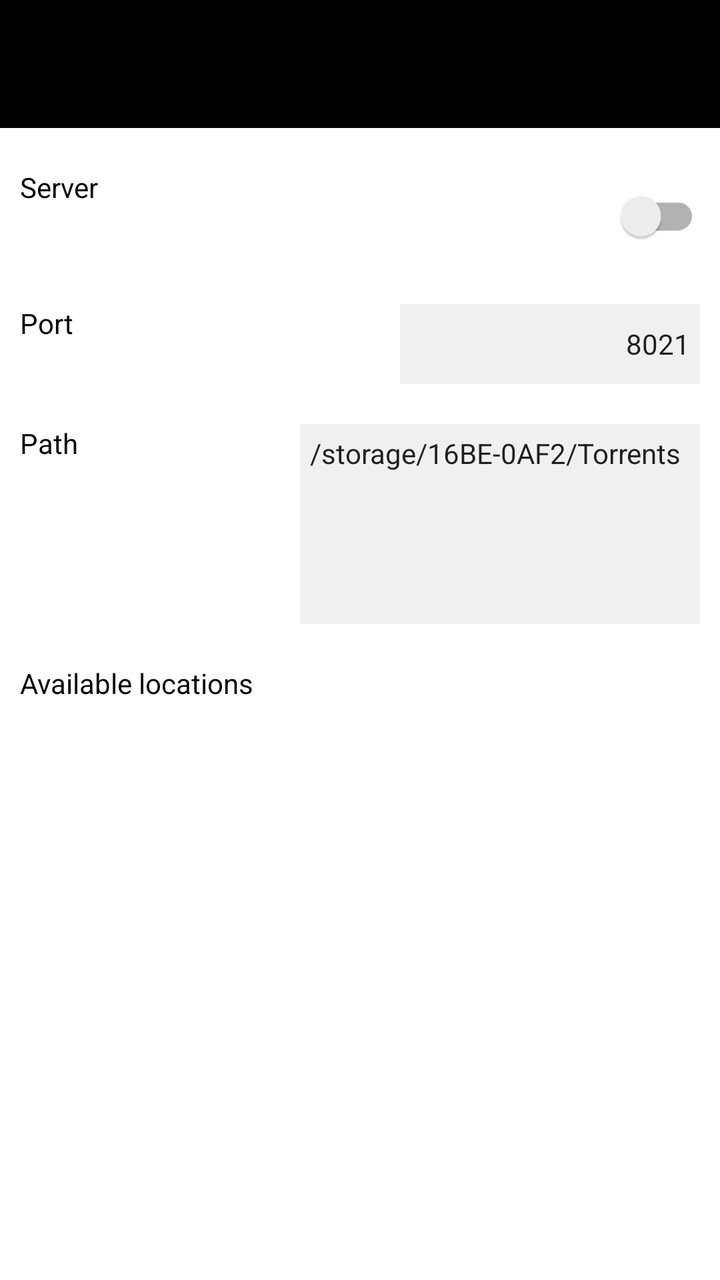
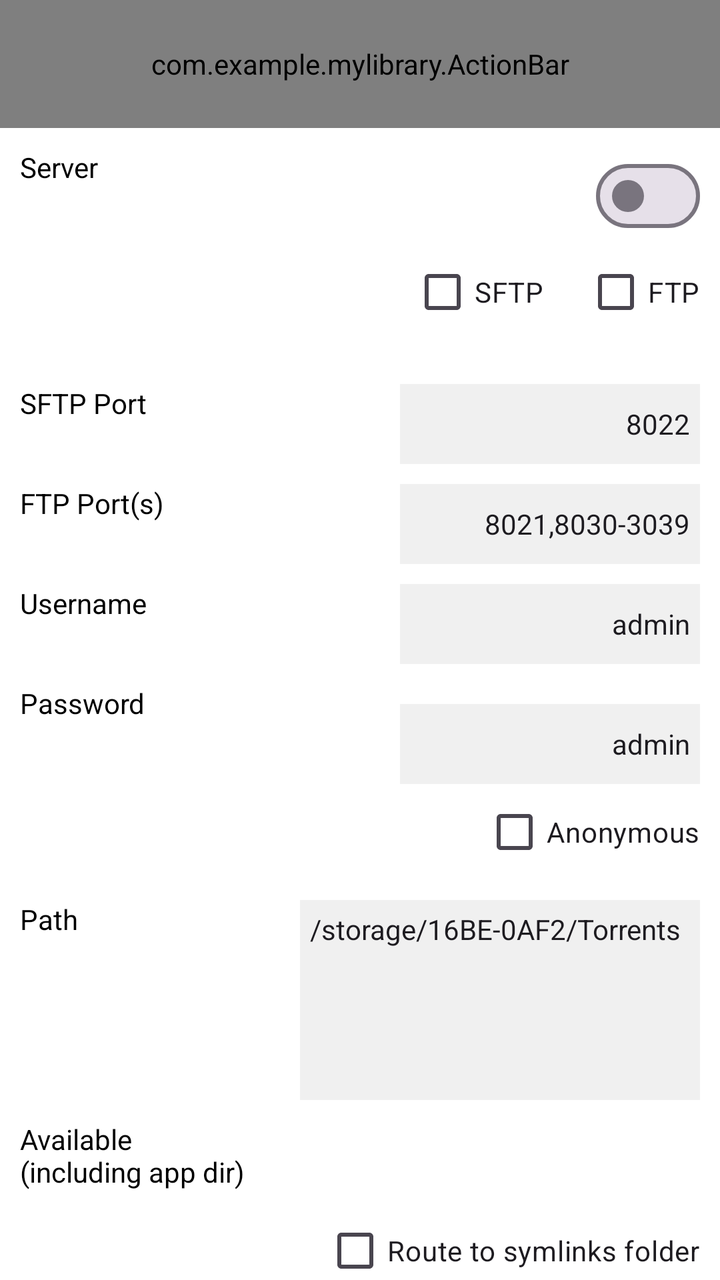

An Android layout rendered at two revisions. The XML below is the earlier revision; the diff shows what the commit changed to produce the second picture.
<!-- AndroidManifest.xml: application theme Theme.MyApplication -->
<!-- res/layout/activity_main.xml -->
<?xml version="1.0" encoding="utf-8"?>
<LinearLayout xmlns:android="http://schemas.android.com/apk/res/android"
    xmlns:app="http://schemas.android.com/apk/res-auto"
    xmlns:tools="http://schemas.android.com/tools"
    android:id="@+id/main"
    android:layout_width="match_parent"
    android:layout_height="match_parent"
    tools:context=".MainActivity"
    android:orientation="vertical">


    <RelativeLayout
        android:id="@+id/actionbar_container"
        android:layout_width="match_parent"
        android:layout_height="64dp"
        android:background="@color/black"/>

    <RelativeLayout
        android:layout_width="match_parent"
        android:layout_height="match_parent"
        android:visibility="visible">



        <androidx.core.widget.NestedScrollView
            android:layout_width="match_parent"
            android:layout_height="match_parent"
            android:layout_weight="1">

            <LinearLayout
                android:layout_width="match_parent"
                android:layout_height="match_parent"
                android:orientation="vertical"
                android:paddingLeft="10dp"
                android:paddingRight="10dp">

                <RelativeLayout
                    android:layout_width="match_parent"
                    android:layout_height="20dp"/>

                <LinearLayout
                    android:layout_width="match_parent"
                    android:layout_height="wrap_content"
                    android:orientation="vertical"
                    android:layout_weight="1">

                    <RelativeLayout
                        android:layout_width="match_parent"
                        android:layout_height="wrap_content"
                        >

                        <TextView
                            android:layout_width="match_parent"
                            android:layout_height="wrap_content"
                            android:text="Server"/>

                        <androidx.appcompat.widget.SwitchCompat
                            android:id="@+id/serverEnable_switch"
                            android:layout_width="wrap_content"
                            android:layout_alignParentRight="true"
                            android:layout_centerVertical="true"
                            android:layout_height="wrap_content"
                            android:checked="false" />
                    </RelativeLayout>

                    <RelativeLayout
                        android:layout_width="match_parent"
                        android:layout_height="wrap_content"
                        android:layout_marginTop="20dp">

                        <TextView
                            android:layout_width="match_parent"
                            android:layout_height="wrap_content"
                            android:text="Port"/>
                        <EditText
                            android:layout_width="150dp"
                            android:layout_height="40dp"
                            android:paddingLeft="5dp"
                            android:text="8021"
                            android:gravity="right|center_vertical"
                            android:layout_alignParentRight="true"
                            android:background="#F0F0F0"
                            android:id="@+id/serverPort_edittext"
                            android:textSize="14sp"
                            android:padding="5dp"/>

                    </RelativeLayout>

                    <RelativeLayout
                        android:layout_width="match_parent"
                        android:layout_height="20dp"/>

                    <RelativeLayout
                        android:layout_width="match_parent"
                        android:layout_height="wrap_content">

                        <TextView
                            android:layout_width="match_parent"
                            android:layout_height="wrap_content"
                            android:text="Path"/>
                        <EditText
                            android:layout_width="200dp"
                            android:layout_height="100dp"
                            android:background="#F0F0F0"
                            android:padding="5dp"
                            android:gravity="top|left"
                            android:layout_alignParentRight="true"
                            android:id="@+id/edittext_path"
                            android:textSize="14sp"
                            android:text="/storage/16BE-0AF2/Torrents"/>


                    </RelativeLayout>

                    <RelativeLayout
                        android:layout_width="match_parent"
                        android:layout_height="20dp"/>

                    <RelativeLayout
                        android:layout_width="match_parent"
                        android:layout_height="wrap_content">
                        <TextView
                            android:layout_width="wrap_content"
                            android:layout_height="wrap_content"
                            android:layout_alignParentTop="true"
                            android:text="Available locations" />
                        <TextView
                            android:layout_width="wrap_content"
                            android:layout_height="wrap_content"
                            android:layout_alignParentRight="true"
                            android:id="@+id/availableLocations_textview"
                            />
                    </RelativeLayout>


                </LinearLayout>


            </LinearLayout>

        </androidx.core.widget.NestedScrollView>

        <androidx.fragment.app.FragmentContainerView
            android:id="@+id/fragment_container"
            android:layout_width="match_parent"
            android:layout_height="match_parent"
            android:visibility="visible"/>

    </RelativeLayout>


</LinearLayout>
<!-- resources referenced by this layout -->
<resources>
  <color name="black">#FF000000</color>
  <style name="Theme.MyApplication" parent="Theme.MaterialComponents.DayNight.NoActionBar">
          
          <item name="colorPrimary">@color/purple_500</item>
          <item name="colorPrimaryVariant">@color/purple_700</item>
          <item name="colorOnPrimary">@color/white</item>
          
          <item name="colorSecondary">@color/teal_200</item>
          <item name="colorSecondaryVariant">@color/teal_700</item>
          <item name="colorOnSecondary">@color/black</item>
          
          <item name="android:statusBarColor">?attr/colorPrimaryVariant</item>
  
  
          <item name="android:windowLightStatusBar">true</item>
          <item name="android:windowSplashScreenBackground" tools:targetApi="31">#141414</item>
          <item name="android:windowBackground">#ffffff</item>
  
          
          <item name="android:textColor">#FF000000</item> 
          <item name="android:textColorSecondary">#FF000000</item> 
  
          <item name="textAllCaps">false</item>
          <item name="android:textAllCaps">false</item>
      </style>
  <color name="purple_500">#FF6200EE</color>
  <color name="purple_700">#FF3700B3</color>
  <color name="white">#FFFFFFFF</color>
  <color name="teal_200">#FF03DAC5</color>
  <color name="teal_700">#FF018786</color>
</resources>

<!-- the commit's change to res/layout/activity_main.xml (unified diff, before → after) -->
@@ -9,11 +9,10 @@
     android:orientation="vertical">
 
 
-    <RelativeLayout
-        android:id="@+id/actionbar_container"
+    <com.example.mylibrary.ActionBar
+        android:id="@+id/actionbar"
         android:layout_width="match_parent"
-        android:layout_height="64dp"
-        android:background="@color/black"/>
+        android:layout_height="64dp"/>
 
     <RelativeLayout
         android:layout_width="match_parent"
@@ -29,114 +28,291 @@
 
             <LinearLayout
                 android:layout_width="match_parent"
-                android:layout_height="match_parent"
+                android:layout_height="0dp"
                 android:orientation="vertical"
-                android:paddingLeft="10dp"
-                android:paddingRight="10dp">
-
-                <RelativeLayout
-                    android:layout_width="match_parent"
-                    android:layout_height="20dp"/>
-
-                <LinearLayout
-                    android:layout_width="match_parent"
-                    android:layout_height="wrap_content"
-                    android:orientation="vertical"
-                    android:layout_weight="1">
-
-                    <RelativeLayout
-                        android:layout_width="match_parent"
-                        android:layout_height="wrap_content"
-                        >
-
-                        <TextView
-                            android:layout_width="match_parent"
-                            android:layout_height="wrap_content"
-                            android:text="Server"/>
-
-                        <androidx.appcompat.widget.SwitchCompat
-                            android:id="@+id/serverEnable_switch"
-                            android:layout_width="wrap_content"
-                            android:layout_alignParentRight="true"
-                            android:layout_centerVertical="true"
-                            android:layout_height="wrap_content"
-                            android:checked="false" />
-                    </RelativeLayout>
-
-                    <RelativeLayout
-                        android:layout_width="match_parent"
-                        android:layout_height="wrap_content"
-                        android:layout_marginTop="20dp">
-
-                        <TextView
-                            android:layout_width="match_parent"
-                            android:layout_height="wrap_content"
-                            android:text="Port"/>
-                        <EditText
-                            android:layout_width="150dp"
-                            android:layout_height="40dp"
-                            android:paddingLeft="5dp"
-                            android:text="8021"
-                            android:gravity="right|center_vertical"
-                            android:layout_alignParentRight="true"
-                            android:background="#F0F0F0"
-                            android:id="@+id/serverPort_edittext"
-                            android:textSize="14sp"
-                            android:padding="5dp"/>
-
-                    </RelativeLayout>
-
-                    <RelativeLayout
-                        android:layout_width="match_parent"
-                        android:layout_height="20dp"/>
-
-                    <RelativeLayout
-                        android:layout_width="match_parent"
-                        android:layout_height="wrap_content">
-
-                        <TextView
-                            android:layout_width="match_parent"
-                            android:layout_height="wrap_content"
-                            android:text="Path"/>
-                        <EditText
-                            android:layout_width="200dp"
-                            android:layout_height="100dp"
-                            android:background="#F0F0F0"
-                            android:padding="5dp"
-                            android:gravity="top|left"
-                            android:layout_alignParentRight="true"
-                            android:id="@+id/edittext_path"
-                            android:textSize="14sp"
-                            android:text="/storage/16BE-0AF2/Torrents"/>
-
-
-                    </RelativeLayout>
-
-                    <RelativeLayout
-                        android:layout_width="match_parent"
-                        android:layout_height="20dp"/>
-
-                    <RelativeLayout
-                        android:layout_width="match_parent"
-                        android:layout_height="wrap_content">
-                        <TextView
-                            android:layout_width="wrap_content"
-                            android:layout_height="wrap_content"
-                            android:layout_alignParentTop="true"
-                            android:text="Available locations" />
-                        <TextView
-                            android:layout_width="wrap_content"
-                            android:layout_height="wrap_content"
-                            android:layout_alignParentRight="true"
-                            android:id="@+id/availableLocations_textview"
-                            />
-                    </RelativeLayout>
-
-
-                </LinearLayout>
-
-
+                android:layout_weight="1"
+                android:padding="10dp">
+
+                <RelativeLayout
+                    android:layout_width="match_parent"
+                    android:layout_height="wrap_content">
+
+                    <TextView
+                        android:layout_width="match_parent"
+                        android:layout_height="wrap_content"
+                        android:text="Server"/>
+
+                    <com.google.android.material.materialswitch.MaterialSwitch
+                        android:id="@+id/serverEnable_switch"
+                        android:layout_width="wrap_content"
+                        android:layout_alignParentRight="true"
+                        android:layout_centerVertical="true"
+                        android:layout_height="wrap_content"
+                        android:checked="false" />
+                </RelativeLayout>
+
+                <RelativeLayout
+                    android:layout_width="match_parent"
+                    android:layout_height="50dp">
+
+                    <LinearLayout
+                        android:layout_width="wrap_content"
+                        android:layout_height="match_parent"
+                        android:layout_alignParentRight="true"
+                        android:layout_centerVertical="true">
+
+
+                    <CheckBox
+                        android:layout_width="wrap_content"
+                        android:layout_height="wrap_content"
+                        android:text="SFTP"
+                        android:layout_marginRight="20dp"
+                        android:id="@+id/sftpServerEnable_checkBox"/>
+                    <CheckBox
+                        android:layout_width="wrap_content"
+                        android:layout_height="wrap_content"
+                        android:text="FTP"
+                        android:id="@+id/ftpServerEnable_checkBox"/>
+                    </LinearLayout>
+                </RelativeLayout>
+
+                <RelativeLayout
+                    android:layout_width="match_parent"
+                    android:layout_height="wrap_content"
+                    android:layout_marginTop="20dp">
+
+                    <TextView
+                        android:layout_width="match_parent"
+                        android:layout_height="wrap_content"
+                        android:text="SFTP Port"/>
+                    <EditText
+                        android:layout_width="150dp"
+                        android:layout_height="40dp"
+                        android:paddingLeft="5dp"
+                        android:text="8022"
+                        android:gravity="right|center_vertical"
+                        android:layout_alignParentRight="true"
+                        android:background="#F0F0F0"
+                        android:id="@+id/sftpPort"
+                        android:textSize="14sp"
+                        android:padding="5dp"
+                        android:inputType="number"/>
+
+                </RelativeLayout>
+
+                <RelativeLayout
+                    android:layout_width="match_parent"
+                    android:layout_height="wrap_content"
+                    android:layout_marginTop="10dp">
+
+                    <TextView
+                        android:layout_width="match_parent"
+                        android:layout_height="wrap_content"
+                        android:text="FTP Port(s)"/>
+                    <EditText
+                        android:layout_width="150dp"
+                        android:layout_height="40dp"
+                        android:paddingLeft="5dp"
+                        android:text="8021,8030-3039"
+                        android:gravity="right|center_vertical"
+                        android:layout_alignParentRight="true"
+                        android:id="@+id/ftpPort"
+                        android:background="#F0F0F0"
+                        android:textSize="14sp"
+                        android:padding="5dp"/>
+
+                </RelativeLayout>
+
+                <RelativeLayout
+                    android:layout_width="match_parent"
+                    android:layout_height="wrap_content"
+                    android:layout_marginTop="10dp">
+
+                    <TextView
+                        android:layout_width="match_parent"
+                        android:layout_height="wrap_content"
+                        android:text="Username"/>
+                    <EditText
+                        android:layout_width="150dp"
+                        android:layout_height="40dp"
+                        android:paddingLeft="5dp"
+                        android:text="admin"
+                        android:gravity="right|center_vertical"
+                        android:layout_alignParentRight="true"
+                        android:background="#F0F0F0"
+                        android:id="@+id/serverUsername"
+                        android:textSize="14sp"
+                        android:padding="5dp"/>
+
+
+                    <TextView
+                        android:layout_width="match_parent"
+                        android:layout_height="wrap_content"
+                        android:text="Password"
+                        android:layout_marginTop="50dp"/>
+                    <EditText
+                        android:layout_width="150dp"
+                        android:layout_height="40dp"
+                        android:paddingLeft="5dp"
+                        android:layout_marginTop="60dp"
+                        android:text="admin"
+                        android:gravity="right|center_vertical"
+                        android:layout_alignParentRight="true"
+                        android:background="#F0F0F0"
+                        android:id="@+id/serverPassword"
+                        android:textSize="14sp"
+                        android:padding="5dp"/>
+
+                    <CheckBox
+                        android:layout_width="wrap_content"
+                        android:layout_height="wrap_content"
+                        android:text="Anonymous"
+                        android:id="@+id/anonymous_checkBox"
+                        android:layout_alignParentRight="true"
+                        android:layout_alignParentBottom="true"
+                        android:layout_marginTop="100dp"/>
+
+                </RelativeLayout>
+
+
+                <RelativeLayout
+                    android:layout_width="match_parent"
+                    android:layout_height="100dp"
+                    android:layout_marginTop="10dp">
+
+                    <TextView
+                        android:layout_width="match_parent"
+                        android:layout_height="wrap_content"
+                        android:text="Path"/>
+
+                    <EditText
+                        android:layout_width="200dp"
+                        android:layout_height="100dp"
+                        android:background="#F0F0F0"
+                        android:padding="5dp"
+                        android:gravity="top|left"
+                        android:layout_alignParentRight="true"
+                        android:id="@+id/serverPath_editText"
+                        android:textSize="14sp"
+                        android:text="/storage/16BE-0AF2/Torrents"/>
+
+                    <Button
+                        android:layout_width="wrap_content"
+                        android:layout_height="wrap_content"
+                        android:text="Select"
+                        android:layout_alignParentRight="true"
+                        android:layout_alignParentBottom="true"
+                        android:visibility="gone"/>
+                </RelativeLayout>
+
+
+                <RelativeLayout
+                    android:layout_width="match_parent"
+                    android:layout_height="wrap_content"
+                    android:layout_marginTop="10dp">
+                    <TextView
+                        android:layout_width="wrap_content"
+                        android:layout_height="wrap_content"
+                        android:layout_alignParentTop="true"
+                        android:text="Available\n(including app dir)" />
+                    <TextView
+                        android:layout_width="200dp"
+                        android:layout_height="wrap_content"
+                        android:ellipsize="end"
+                        android:layout_alignParentRight="true"
+                        android:id="@+id/availableLocations_textview"
+                        />
+                </RelativeLayout>
+
+                <RelativeLayout
+                    android:layout_width="match_parent"
+                    android:layout_height="40dp"
+                    android:layout_marginTop="10dp">
+                    <CheckBox
+                        android:layout_width="wrap_content"
+                        android:layout_height="wrap_content"
+                        android:text="Route to symlinks folder"
+                        android:layout_alignParentRight="true"
+                        android:id="@+id/symlinkPath_checkBox"/>
+
+                </RelativeLayout>
+
+                <TextView
+                    android:layout_width="match_parent"
+                    android:layout_height="wrap_content"
+                    android:layout_marginTop="10dp"
+                    android:text="SYMLINK"
+                    android:textSize="16dp"
+                    android:textColor="@color/purple"
+                    android:textStyle="bold"/>
+
+                <RelativeLayout
+                    android:layout_width="match_parent"
+                    android:layout_height="wrap_content">
+
+
+                    <TextView
+                        android:layout_width="wrap_content"
+                        android:layout_height="wrap_content"
+                        android:text="Name"/>
+
+                    <EditText
+                        android:layout_width="200dp"
+                        android:layout_height="40dp"
+                        android:background="#F0F0F0"
+                        android:padding="5dp"
+                        android:gravity="top|left"
+                        android:layout_alignParentRight="true"
+                        android:id="@+id/symlinkLocation_editText"
+                        android:textSize="14sp"
+                        android:text=""/>
+
+                    <TextView
+                        android:layout_width="wrap_content"
+                        android:layout_height="wrap_content"
+                        android:text="Target"
+                        android:layout_marginTop="50dp"/>
+                    <EditText
+                        android:layout_width="200dp"
+                        android:layout_height="80dp"
+                        android:layout_marginTop="50dp"
+                        android:background="#F0F0F0"
+                        android:padding="5dp"
+                        android:gravity="top|left"
+                        android:layout_alignParentRight="true"
+                        android:id="@+id/symlinkTarget_editText"
+                        android:textSize="14sp"
+                        android:text=""/>
+
+                    <Button
+                        android:layout_width="wrap_content"
+                        android:layout_height="40dp"
+                        android:text="Create symlink"
+                        android:layout_marginTop="150dp"
+                        android:insetTop="0dp"
+                        android:insetBottom="0dp"
+                        android:layout_alignParentRight="true"
+                        android:layout_alignParentTop="true"
+                        android:id="@+id/createSymlink_button"/>
+                    <Button
+                        android:layout_width="wrap_content"
+                        android:layout_height="40dp"
+                        android:text="Delete symlink"
+                        android:insetTop="0dp"
+                        android:insetBottom="0dp"
+                        android:layout_marginTop="200dp"
+                        android:layout_alignParentRight="true"
+                        android:layout_alignParentTop="true"
+                        android:id="@+id/deleteSymlink_button"/>
+
+                </RelativeLayout>
+                <TextView
+                    android:layout_width="wrap_content"
+                    android:layout_height="wrap_content"
+                    android:layout_marginTop="10dp"
+                    android:text="@string/symlink"/>
             </LinearLayout>
+
 
         </androidx.core.widget.NestedScrollView>
 
<!-- resource entries referenced after the edit -->
@@ -1,9 +1,18 @@
 <!-- resources referenced by this layout -->
 <resources>
-  <color name="black">#FF000000</color>
-  <style name="Theme.MyApplication" parent="Theme.MaterialComponents.DayNight.NoActionBar">
+  <color name="purple">#664FA3</color>
+  <string name="symlink">
+          Using symlinks you can mount different locations
+          like /storage/emulated/0 and /storage/sdcard
+          under one directory.
+          \n\nThis directory can only be the app\'s internal
+          data directory.
+          \n\n\n
+      </string>
+  <style name="Theme.MyApplication" parent="Theme.Material3.DayNight.NoActionBar">
           
-          <item name="colorPrimary">@color/purple_500</item>
+  
+          <item name="colorPrimary">#664FA3</item>
           <item name="colorPrimaryVariant">@color/purple_700</item>
           <item name="colorOnPrimary">@color/white</item>
           
@@ -25,10 +34,10 @@
           <item name="textAllCaps">false</item>
           <item name="android:textAllCaps">false</item>
       </style>
-  <color name="purple_500">#FF6200EE</color>
   <color name="purple_700">#FF3700B3</color>
   <color name="white">#FFFFFFFF</color>
   <color name="teal_200">#FF03DAC5</color>
   <color name="teal_700">#FF018786</color>
+  <color name="black">#FF000000</color>
 </resources>
 
